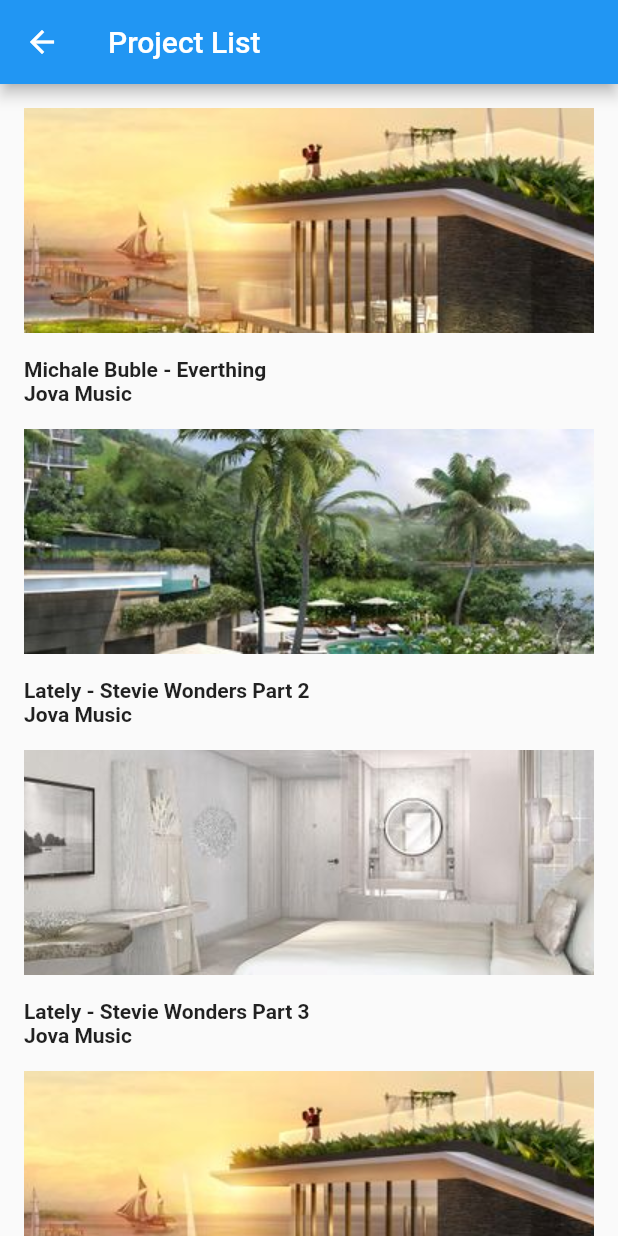
After one commit to agusdarma/bride_story, a Flutter app: the ProjectListPage screen opened directly, on a phone screen of 412 x 824 dp. The commit adds this screen. Run offline on Flutter 3.47's test engine with Material 2 defaults, Android fonts, the phone set to English and light mode, and no system bars; our stand-ins replace carousel_pro, fluro, shared_preferences; accounts and stored records are empty; statements that could not run were skipped.

Commit message:
update project page

```diff
--- a/lib/main.dart
+++ b/lib/main.dart
@@ -9,6 +9,7 @@ import 'pages/search_city_page.dart';
 import 'pages/result_search_page.dart';
 import 'pages/vendor_page.dart';
 import 'package:shared_preferences/shared_preferences.dart';
+import 'pages/project_list_page.dart';
 
 // void main() => runApp(new MyApp());
 void main() {
@@ -57,6 +58,12 @@ void main() {
     return new PriceListPage();
   }));
 
+  // Define our project list page.
+  router.define('/projectListPage', handler: new Handler(
+      handlerFunc: (BuildContext context, Map<String, dynamic> params) {
+    return new ProjectListPage();
+  }));
+
   initSharedPreferences();
 
   runApp(new MyApp(router: router));
--- /dev/null
+++ b/lib/models/project_model.dart
@@ -0,0 +1,7 @@
+class ProjectModel {
+  String linkImage;
+  String titleProject;
+  String vendorName;
+
+  ProjectModel(this.linkImage, this.titleProject, this.vendorName);
+}
--- /dev/null
+++ b/lib/pages/project_list_page.dart
@@ -0,0 +1,99 @@
+import 'package:flutter/material.dart';
+import '../models/project_model.dart';
+
+class ProjectListPage extends StatefulWidget {
+  @override
+  _ProjectListPageState createState() => _ProjectListPageState();
+}
+
+class _ProjectListPageState extends State<ProjectListPage> {
+  String text = "Loading";
+  List<ProjectModel> listProject = new List<ProjectModel>();
+
+/*
+for demo hardcode
+ */
+  void _populateProjectData() {
+    listProject.add(new ProjectModel(
+        "assets/images/1.jpg", "Michale Buble - Everthing", "Jova Music"));
+    listProject.add(new ProjectModel(
+        "assets/images/2.jpg", "Lately - Stevie Wonders Part 2", "Jova Music"));
+    listProject.add(new ProjectModel(
+        "assets/images/3.jpg", "Lately - Stevie Wonders Part 3", "Jova Music"));
+    listProject.add(new ProjectModel(
+        "assets/images/1.jpg", "Lately - Stevie Wonders Part 4", "Jova Music"));
+    listProject.add(new ProjectModel(
+        "assets/images/2.jpg", "Lately - Stevie Wonders Part 5", "Jova Music"));
+    listProject.add(new ProjectModel(
+        "assets/images/3.jpg", "Lately - Stevie Wonders Part 6", "Jova Music"));
+    listProject.add(new ProjectModel(
+        "assets/images/1.jpg", "Michale Buble - Everthing", "Jova Music"));
+  }
+
+  @override
+  void initState() {
+    super.initState();
+    setState(() {
+      _populateProjectData();
+    });
+  }
+
+  @override
+  Widget build(BuildContext context) {
+    return SafeArea(
+      child: new Scaffold(
+        appBar: new AppBar(title: new Text("Project List")),
+        body: new Column(
+          children: <Widget>[
+            new Expanded(
+              child: new Container(
+                child: new ListView.builder(
+                  itemCount: listProject.length,
+                  itemBuilder: (BuildContext context, int index) {
+                    return row(context, index);
+                  },
+                ),
+              ),
+            ),
+          ],
+        ),
+      ),
+    );
+  }
+
+  Widget row(BuildContext context, int index) {
+    return new Column(
+      children: <Widget>[
+        new Container(
+          height: 150.0,
+          margin:
+              EdgeInsets.only(top: 16.0, bottom: 16.0, left: 16.0, right: 16.0),
+          decoration: new BoxDecoration(
+              shape: BoxShape.rectangle,
+              image: new DecorationImage(
+                fit: BoxFit.none,
+                image: new AssetImage(listProject.elementAt(index).linkImage),
+              )),
+        ),
+        new Container(
+          margin: EdgeInsets.only(left: 16.0, right: 16.0),
+          alignment: Alignment.topLeft,
+          child: new Text(listProject.elementAt(index).titleProject,
+              style: TextStyle(
+                fontSize: 14.0,
+                fontWeight: FontWeight.bold,
+              )),
+        ),
+        new Container(
+          margin: EdgeInsets.only(left: 16.0, right: 16.0),
+          alignment: Alignment.topLeft,
+          child: new Text(listProject.elementAt(index).vendorName,
+              style: TextStyle(
+                fontSize: 14.0,
+                fontWeight: FontWeight.bold,
+              )),
+        ),
+      ],
+    );
+  }
+}
--- a/lib/pages/vendor_page.dart
+++ b/lib/pages/vendor_page.dart
@@ -154,7 +154,12 @@ class _VendorPageState extends State<VendorPage> {
         mainAxisAlignment: MainAxisAlignment.spaceBetween,
         children: <Widget>[
           new Text("Projects", style: TextStyle(fontSize: 14.0)),
-          new Text("View All (5) >", style: TextStyle(fontSize: 14.0)),
+          new GestureDetector(
+            child: new Text("View All (5) >", style: TextStyle(fontSize: 14.0)),
+            onTap: () {
+              _navigateProjectListPage(context);
+            },
+          )
         ],
       ),
     );
@@ -395,4 +400,8 @@ class _VendorPageState extends State<VendorPage> {
   void _navigateCallAction(BuildContext context) {
     UrlLauncher.launch("tel:+6285693938630");
   }
+
+  void _navigateProjectListPage(BuildContext context) {
+    Navigator.pushNamed(context, "/projectListPage");
+  }
 }
```
